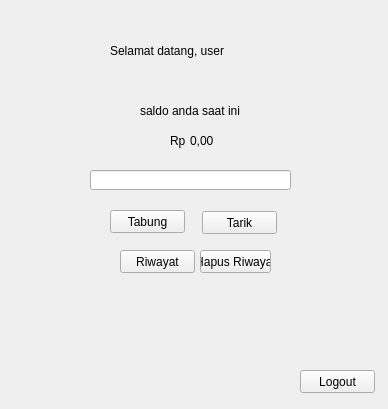
This is main.ui in Sourremon/alpro-final as Qt 5 draws it before an edit. The edited form follows.
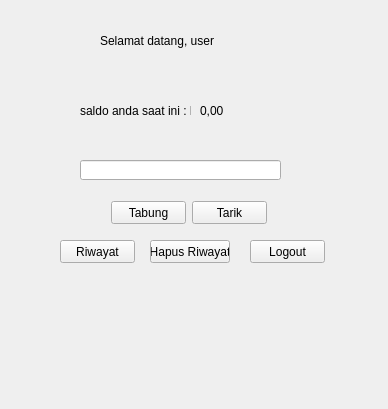
This is the edited form.

What changed in the file:
```diff
--- a/main.ui
+++ b/main.ui
@@ -13,13 +13,16 @@
   <property name="windowTitle">
    <string>Form</string>
   </property>
+  <property name="styleSheet">
+   <string notr="true"/>
+  </property>
   <widget class="QStackedWidget" name="stackedWidget">
    <property name="geometry">
     <rect>
-     <x>10</x>
-     <y>10</y>
-     <width>381</width>
-     <height>391</height>
+     <x>0</x>
+     <y>0</y>
+     <width>391</width>
+     <height>401</height>
     </rect>
    </property>
    <property name="minimumSize">
@@ -282,14 +285,14 @@
     <widget class="QLabel" name="label_8">
      <property name="geometry">
       <rect>
-       <x>130</x>
-       <y>80</y>
+       <x>80</x>
+       <y>90</y>
        <width>111</width>
        <height>41</height>
       </rect>
      </property>
      <property name="text">
-      <string>saldo anda saat ini </string>
+      <string>saldo anda saat ini : Rp</string>
      </property>
     </widget>
     <widget class="QLabel" name="label_9">
@@ -308,8 +311,8 @@
     <widget class="QLabel" name="saldo_lbl">
      <property name="geometry">
       <rect>
-       <x>180</x>
-       <y>110</y>
+       <x>200</x>
+       <y>90</y>
        <width>111</width>
        <height>41</height>
       </rect>
@@ -331,8 +334,8 @@
     <widget class="QPushButton" name="logout_btn">
      <property name="geometry">
       <rect>
-       <x>290</x>
-       <y>360</y>
+       <x>250</x>
+       <y>240</y>
        <width>75</width>
        <height>23</height>
       </rect>
@@ -344,7 +347,7 @@
     <widget class="QPushButton" name="riwayat_btn">
      <property name="geometry">
       <rect>
-       <x>110</x>
+       <x>60</x>
        <y>240</y>
        <width>75</width>
        <height>23</height>
@@ -357,9 +360,9 @@
     <widget class="QPushButton" name="hapusriwayat_btn">
      <property name="geometry">
       <rect>
-       <x>190</x>
+       <x>150</x>
        <y>240</y>
-       <width>71</width>
+       <width>80</width>
        <height>23</height>
       </rect>
      </property>
@@ -383,8 +386,8 @@
     <widget class="QPushButton" name="tabung_btn">
      <property name="geometry">
       <rect>
-       <x>100</x>
-       <y>200</y>
+       <x>111</x>
+       <y>201</y>
        <width>75</width>
        <height>23</height>
       </rect>
@@ -393,19 +396,6 @@
       <string>Tabung</string>
      </property>
     </widget>
-    <widget class="QLabel" name="label_11">
-     <property name="geometry">
-      <rect>
-       <x>160</x>
-       <y>120</y>
-       <width>47</width>
-       <height>21</height>
-      </rect>
-     </property>
-     <property name="text">
-      <string>Rp</string>
-     </property>
-    </widget>
    </widget>
   </widget>
  </widget>
```
